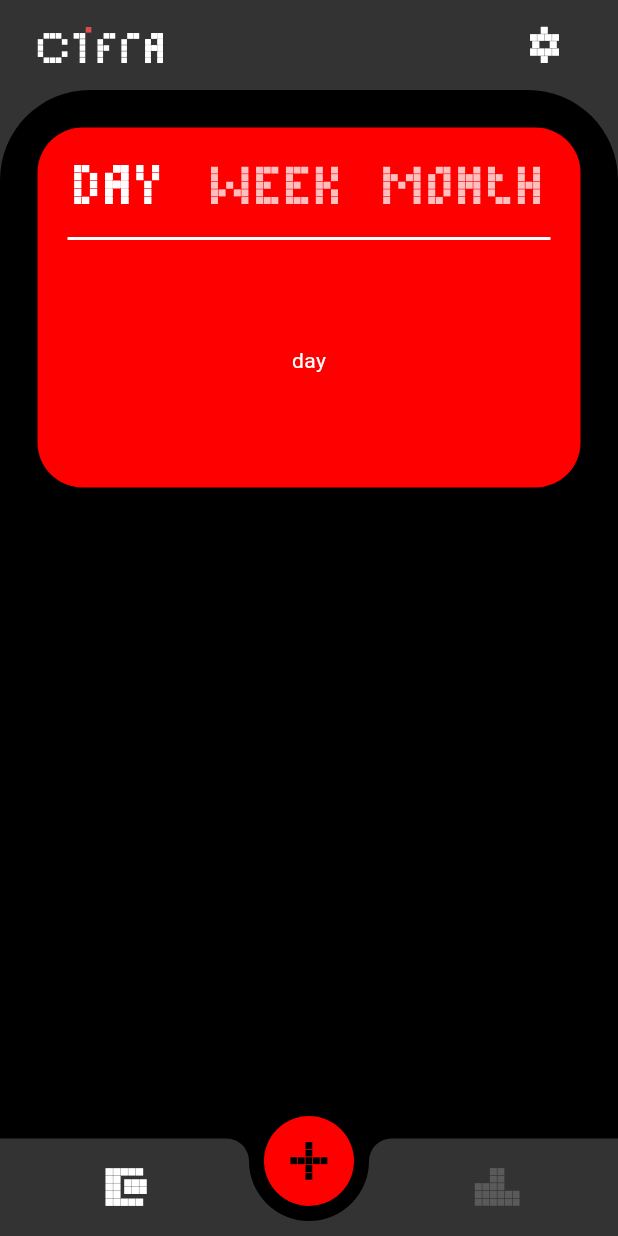
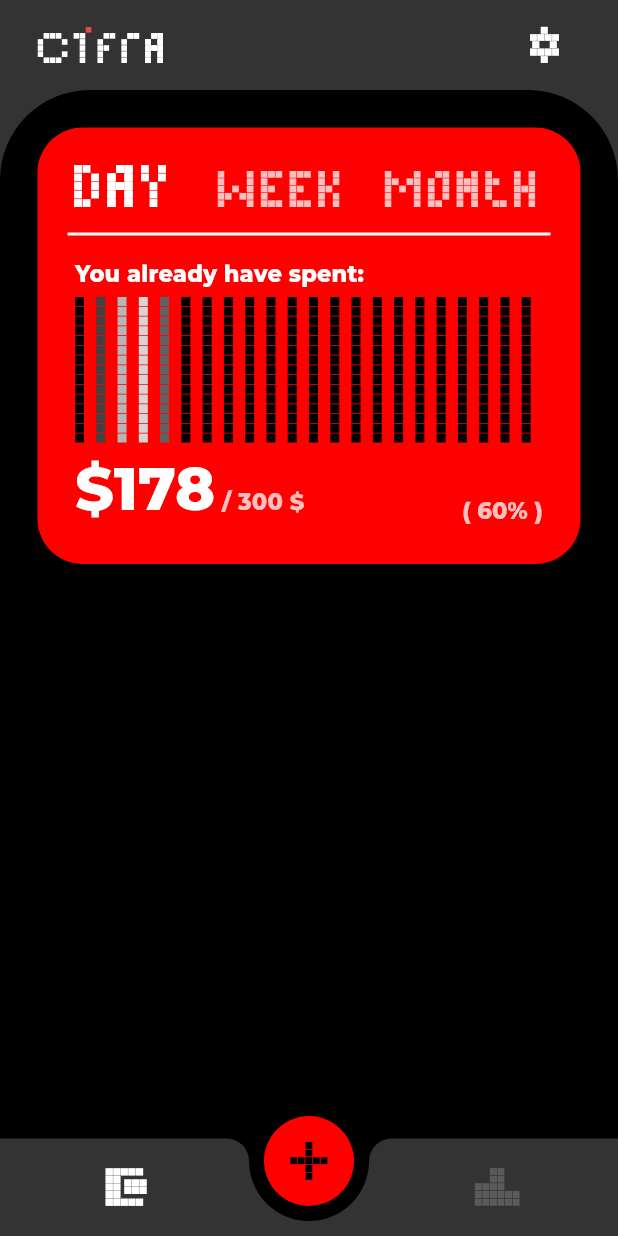
Before and after one commit to Cifra-Accounting/flutter-frontend, a Flutter app: the screen it shows after launch, on a phone screen of 412 x 824 dp. Run offline on Flutter 3.47's test engine with Material 3 defaults, Android fonts, the phone set to English and light mode, and no system bars; our stand-ins replace flutter_svg.

Commit message:
feature: implemented WalletView Spendings Card , transitioned to Flutter 3.27

```diff
--- a/lib/common/constants/numeric_constants.dart
+++ b/lib/common/constants/numeric_constants.dart
@@ -1,4 +1,7 @@
 abstract interface class NumericConstants {
+  static const double pixelSize = 6;
+  static const double pixelSpacerSize = pixelSize / 12;
+
   static const double appBarHeight = 60;
 
   static const double navBarHeight = 65;
@@ -12,7 +15,8 @@ abstract interface class NumericConstants {
   static const double cardVerticalPadding = 25;
   static const double cardBorderRadius = 30;
 
-  static const double periodSelectorHeight = 30;
+  static const double periodSelectorHeight =
+      5 * pixelSize + 4 * pixelSpacerSize;
 
   static const double horizontalPadding = 25;
   static const double topPadding = 25;
--- a/lib/common/theme/theme.dart
+++ b/lib/common/theme/theme.dart
@@ -16,7 +16,7 @@ ThemeData theme = ThemeData(
     titleLarge: TextStyle(
       fontFamily: "Montserrat",
       fontSize: 40,
-      fontWeight: FontWeight.w500,
+      fontWeight: FontWeight.w800,
       color: Color(0xFFFFFFFF),
     ),
     titleSmall: TextStyle(
--- a/lib/common/ui/c1fra_nav_bar.dart
+++ b/lib/common/ui/c1fra_nav_bar.dart
@@ -69,7 +69,7 @@ class C1fraNavigationBar extends StatelessWidget {
 
     return AnnotatedRegion<SystemUiOverlayStyle>(
       value: SystemUiOverlayStyle(
-        systemNavigationBarColor: colorScheme.secondary.withOpacity(0.8),
+        systemNavigationBarColor: colorScheme.secondary.withValues(alpha: 0.8),
       ),
       child: Stack(
         alignment: Alignment.bottomCenter,
@@ -79,7 +79,7 @@ class C1fraNavigationBar extends StatelessWidget {
             decoration: BoxDecoration(
               gradient: LinearGradient(
                 colors: <Color>[
-                  Colors.black.withOpacity(0.7),
+                  Colors.black.withValues(alpha: 0.7),
                   Colors.transparent
                 ],
                 begin: Alignment.bottomCenter,
--- /dev/null
+++ b/lib/common/ui/utils/animated_svg_picture.dart
@@ -0,0 +1,88 @@
+import 'package:flutter/material.dart';
+
+import 'package:flutter_svg/svg.dart';
+
+class AnimatedSvgPicture extends StatefulWidget {
+  const AnimatedSvgPicture(
+    this.asset, {
+    super.key,
+    required this.duration,
+    required this.height,
+    required this.color,
+  });
+
+  final String asset;
+
+  final Duration duration;
+  final Color color;
+  final double height;
+
+  @override
+  State<AnimatedSvgPicture> createState() => _AnimatedSvgPictureState();
+}
+
+class _AnimatedSvgPictureState extends State<AnimatedSvgPicture>
+    with SingleTickerProviderStateMixin {
+  late final AnimationController _controller;
+  late final Animation<double> _animation;
+
+  late Animatable<double> _heightTween = Tween<double>(
+    begin: widget.height,
+    end: widget.height,
+  );
+
+  @override
+  void initState() {
+    super.initState();
+
+    _controller = AnimationController(
+      vsync: this,
+      duration: widget.duration,
+    );
+
+    _animation = _controller.drive(
+      Tween(begin: 0.0, end: 1.0).chain(
+        CurveTween(
+          curve: Curves.easeIn,
+        ),
+      ),
+    );
+  }
+
+  @override
+  void didUpdateWidget(covariant AnimatedSvgPicture oldWidget) {
+    _heightTween = Tween<double>(
+      begin: oldWidget.height,
+      end: widget.height,
+    );
+
+    _controller.forward().then((_) {
+      _heightTween = Tween<double>(
+        begin: widget.height,
+        end: widget.height,
+      );
+
+      _controller.reset();
+    });
+
+    super.didUpdateWidget(oldWidget);
+  }
+
+  @override
+  void dispose() {
+    _controller.dispose();
+
+    super.dispose();
+  }
+
+  @override
+  Widget build(BuildContext context) => AnimatedBuilder(
+        animation: _animation,
+        builder: (context, child) => SvgPicture.asset(
+          widget.asset,
+          height: _heightTween.evaluate(_animation),
+          colorFilter: ColorFilter.mode(widget.color, BlendMode.srcIn),
+          fit: BoxFit.fitHeight,
+        ),
+      );
+}
--- a/lib/common/ui/utils/blank_spacer.dart
+++ b/lib/common/ui/utils/blank_spacer.dart
@@ -1,11 +1,12 @@
+import 'package:flutter/material.dart';
+
 import 'package:cifra_app/common/constants/numeric_constants.dart';
-import 'package:flutter/material.dart';
 
 class BlankSpacer extends StatelessWidget {
   const BlankSpacer({
     super.key,
     this.multiplier = 1.0,
-    this.vertical = false,
+    this.vertical = true,
   });
 
   final double multiplier;
--- a/lib/features/wallet/views/wallet_view.dart
+++ b/lib/features/wallet/views/wallet_view.dart
@@ -1,6 +1,9 @@
+import 'package:flutter/material.dart';
+import 'package:flutter/rendering.dart';
+import 'package:flutter/scheduler.dart';
+
 import 'package:cifra_app/common/constants/numeric_constants.dart';
-import 'package:flutter/material.dart';
-import 'package:flutter_svg/flutter_svg.dart';
+import 'package:cifra_app/features/wallet/widgets/period_selector.dart';
 
 class WalletView extends StatelessWidget {
   const WalletView({super.key});
@@ -43,6 +46,7 @@ class SpendingsCard extends StatefulWidget {
 class _SpendingsCardState extends State<SpendingsCard>
     with TickerProviderStateMixin {
   late final TabController _tabController;
+  late double _viewPortHeight;
 
   final List<Periods> _periods = const <Periods>[
     Periods.day,
@@ -57,12 +61,23 @@ class _SpendingsCardState extends State<SpendingsCard>
     _tabController = TabController(
       vsync: this,
       length: _periods.length,
-      animationDuration: const Duration(
-        milliseconds: 100,
-      ),
+      animationDuration: const Duration(),
     );
 
     _tabController.addListener(_tabListener);
+  }
+
+  @override
+  void didChangeDependencies() {
+    final TextTheme textTheme = Theme.of(context).textTheme;
+
+    _viewPortHeight = 15.0 * NumericConstants.pixelSize +
+        14.0 * NumericConstants.pixelSpacerSize +
+        5.0 * 2.0 +
+        _textSize("You have already spent", textTheme.titleSmall!).height +
+        _textSize("\$0", textTheme.titleLarge!).height;
+
+    super.didChangeDependencies();
   }
 
   @override
@@ -78,6 +93,15 @@ class _SpendingsCardState extends State<SpendingsCard>
     widget.onChanged(_periods[_tabController.index]);
   }
 
+  Size _textSize(String text, TextStyle style) {
+    final TextPainter textPainter = TextPainter(
+      text: TextSpan(text: text, style: style),
+      maxLines: 1,
+      textDirection: TextDirection.ltr,
+    )..layout(minWidth: 0, maxWidth: double.infinity);
+    return textPainter.size;
+  }
+
   @override
   Widget build(BuildContext context) {
     final ThemeData theme = Theme.of(context);
@@ -91,43 +115,92 @@ class _SpendingsCardState extends State<SpendingsCard>
         ),
       ),
       padding: const EdgeInsets.symmetric(
-        horizontal: NumericConstants.cardHorizontalPadding,
         vertical: NumericConstants.cardVerticalPadding,
       ),
       child: Column(
         mainAxisSize: MainAxisSize.min,
         crossAxisAlignment: CrossAxisAlignment.start,
+        spacing: NumericConstants.blankSpacerSize * 1.5,
         children: <Widget>[
+          Padding(
+            padding: const EdgeInsets.symmetric(
+              horizontal: NumericConstants.cardHorizontalPadding,
+            ),
+            child: Column(
+              mainAxisSize: MainAxisSize.min,
+              crossAxisAlignment: CrossAxisAlignment.start,
+              spacing: NumericConstants.blankSpacerSize * 1.5,
+              children: [
                 PeriodSelector(
                   controller: _tabController,
                   periods: _periods,
-          ),
-          const SizedBox(
-            height: 20,
                 ),
                 Divider(
                   height: 0,
                   thickness: 2,
                   color: colorScheme.onPrimary,
                 ),
-          const SizedBox(
-            height: 20,
+              ],
+            ),
           ),
           SizedBox(
-            height: 120,
+            height: _viewPortHeight,
             child: TabBarView(
               controller: _tabController,
               children: _periods
                   .map(
-                    (period) => Container(
-                      padding: const EdgeInsets.all(20),
-                      alignment: Alignment.center,
-                      child: Text(period.name),
+                    (period) => Padding(
+                      padding: const EdgeInsets.symmetric(
+                        horizontal: NumericConstants.horizontalPadding,
+                      ),
+                      child: Column(
+                        crossAxisAlignment: CrossAxisAlignment.start,
+                        spacing: NumericConstants.blankSpacerSize * .5,
+                        children: [
+                          Text(
+                            "You already have spent:",
+                            style: theme.textTheme.titleSmall,
+                          ),
+                          const SpendingsIndicator(),
+                          Row(
+                            mainAxisAlignment: MainAxisAlignment.spaceBetween,
+                            crossAxisAlignment: CrossAxisAlignment.end,
+                            children: [
+                              Text.rich(
+                                overflow: TextOverflow.fade,
+                                TextSpan(
+                                  text: "\$${(widget.spent ?? 178).toInt()}",
+                                  style: theme.textTheme.titleLarge,
+                                  children: [
+                                    TextSpan(
+                                      text:
+                                          " / ${(widget.outOf ?? 300).toInt()} \$  ",
+                                      style:
+                                          theme.textTheme.titleSmall!.copyWith(
+                                        color:
+                                            Colors.white.withValues(alpha: .75),
+                                      ),
+                                    ),
+                                  ],
+                                ),
+                              ),
+                              Text(
+                                (widget.spent != null && widget.outOf != null)
+                                    ? "( ${(widget.spent! / widget.outOf!)}% )"
+                                    : "( 60% )",
+                                style: theme.textTheme.titleSmall!.copyWith(
+                                  color: Colors.white.withValues(alpha: .75),
+                                ),
+                              ),
+                            ],
+                          ),
+                        ],
+                      ),
                     ),
                   )
                   .toList(),
             ),
-          )
+          ),
         ],
       ),
     );
@@ -142,193 +215,159 @@ enum Periods {
 }
 
 @immutable
-class PeriodSelector extends StatefulWidget {
-  const PeriodSelector({
-    super.key,
-    required this.periods,
-    required this.controller,
-  }) : assert(
-          periods.length == controller.length,
-          "List of periods must be equal to the list period screens",
-        );
+class SpendingsIndicator extends LeafRenderObjectWidget {
+  const SpendingsIndicator({super.key, this.percentage})
+      : assert(percentage != null ? percentage >= 0 && percentage <= 1 : true,
+            "Provided percentage doesn't fall into bound of 0 and 1 => percentage: $percentage");
 
-  final List<Periods> periods;
-  final TabController controller;
+  final double? percentage;
 
   @override
-  State<PeriodSelector> createState() => _PeriodSelectorState();
+  RenderObject createRenderObject(BuildContext context) =>
+      SpendingsIndicatorRenderObject(percentage);
+
+  @override
+  void updateRenderObject(
+      BuildContext context, covariant RenderObject renderObject) {
+    final SpendingsIndicatorRenderObject indicatorRenderObject =
+        renderObject as SpendingsIndicatorRenderObject;
+    indicatorRenderObject.percentage = percentage;
+  }
 }
 
-class _PeriodSelectorState extends State<PeriodSelector> {
-  late List<Widget> _effectiveTabs;
+class SpendingsIndicatorRenderObject extends RenderBox
+    implements TickerProvider {
+  SpendingsIndicatorRenderObject(this._percentage);
+
+  Ticker? _ticker;
+  final ColorTween _colorTween =
+      ColorTween(begin: Colors.white, end: Colors.black);
+  late final AnimationController _idleAnimationController;
+
+  double? _percentage;
+
+  set percentage(double? newPercentage) {
+    if (newPercentage == null &&
+        (_idleAnimationController.status != AnimationStatus.forward ||
+            _idleAnimationController.status != AnimationStatus.reverse)) {
+      _idleAnimationController.repeat();
+      _percentage = newPercentage;
+    } else if (newPercentage != null &&
+        (_idleAnimationController.status == AnimationStatus.forward ||
+            _idleAnimationController.status == AnimationStatus.reverse)) {
+      _idleAnimationController.animateTo(1.0).then((_) {
+        _idleAnimationController.stop();
+        _percentage = newPercentage;
+        markNeedsPaint();
+      });
+    } else {
+      _percentage = newPercentage;
+      markNeedsPaint();
+    }
+    markNeedsSemanticsUpdate();
+  }
+
+  late int numOfColumns;
+  late double vertivalColumnSpan;
 
   @override
-  void initState() {
-    super.initState();
+  void attach(PipelineOwner owner) {
+    super.attach(owner);
 
-    _tabListener();
+    _idleAnimationController = AnimationController(
+      vsync: this,
+      duration: const Duration(milliseconds: 2500),
+    );
+    _idleAnimationController
+        .drive(Tween(begin: .0, end: 1.0))
+        .addListener(markNeedsPaint);
 
-    widget.controller.addListener(_tabListener);
+    if (_percentage == null) _idleAnimationController.repeat();
   }
 
   @override
-  void dispose() {
-    widget.controller.removeListener(_tabListener);
+  void detach() {
+    _idleAnimationController.removeListener(markNeedsPaint);
+    _idleAnimationController.dispose();
 
-    super.dispose();
-  }
-
-  void _tabListener() {
-    final int currentIndex = widget.controller.index;
-
-    setState(() {
-      _effectiveTabs = List.generate(
-        widget.controller.length,
-        (int index) => TabSvgPicture(
-          period: widget.periods[index],
-          selected: index == currentIndex,
-        ),
-      );
-    });
+    super.detach();
   }
 
   @override
-  Widget build(BuildContext context) => SizedBox(
-        height: NumericConstants.periodSelectorHeight,
-        child: TabBar.secondary(
-          controller: widget.controller,
-          padding: EdgeInsets.zero,
-          isScrollable: true,
-          enableFeedback: true,
-          tabs: _effectiveTabs,
-          tabAlignment: TabAlignment.start,
-          indicatorSize: TabBarIndicatorSize.label,
-          indicatorColor: Colors.transparent,
-          indicatorPadding: EdgeInsets.zero,
-          indicatorWeight: 4,
-          dividerColor: Colors.transparent,
-          dividerHeight: 0.0,
-          overlayColor: const WidgetStatePropertyAll<Color>(Colors.transparent),
-          labelPadding: const EdgeInsets.only(
-            right: NumericConstants.cardHorizontalPadding * 1.5,
-          ),
-        ),
-      );
+  void performLayout() {
+    final double width = constraints.maxWidth;
+    const double height =
+        15 * NumericConstants.pixelSize + 14 * NumericConstants.pixelSpacerSize;
+
+    numOfColumns = ((width - NumericConstants.pixelSize) /
+                (NumericConstants.pixelSize +
+                    NumericConstants.pixelSpacerSize) /
+                2)
+            .toInt() -
+        1;
+
+    vertivalColumnSpan = width / numOfColumns;
+
+    size = constraints.constrain(Size(width, height));
   }
 
-class TabSvgPicture extends StatelessWidget {
-  const TabSvgPicture({
-    super.key,
-    required this.period,
-    required this.selected,
-  });
+  void paintColumn(PaintingContext context, Offset offset, Paint paint) {
+    for (int i = 0; i < 15; i++) {
+      final Rect rect = (const Offset(
+                      .0,
+                      NumericConstants.pixelSize +
+                          NumericConstants.pixelSpacerSize)
+                  .scale(.0, i.toDouble()) +
+              offset) &
+          const Size.square(NumericConstants.pixelSize);
 
-  final Periods period;
-  final bool selected;
-
-  Color get _effectiveIconColor =>
-      selected ? Colors.white : Colors.white.withOpacity(0.75);
-
-  double get _effectiveIconSize => selected
-      ? NumericConstants.periodSelectorHeight
-      : NumericConstants.iconSize;
-
-  @override
-  Widget build(BuildContext context) => Tab(
-        height: NumericConstants.periodSelectorHeight,
-        child: Align(
-          alignment: Alignment.bottomCenter,
-          child: AnimatedSvgPicture(
-            'assets/${period.name}.svg',
-            color: _effectiveIconColor,
-            height: _effectiveIconSize,
-            duration: const Duration(milliseconds: 100),
-          ),
-        ),
-      );
+      context.canvas.drawRect(rect, paint);
     }
-
-class AnimatedSvgPicture extends StatefulWidget {
-  const AnimatedSvgPicture(
-    this.asset, {
-    super.key,
-    required this.duration,
-    required this.height,
-    required this.color,
-  });
-
-  final String asset;
-
-  final Duration duration;
-  final Color color;
-  final double height;
-
-  @override
-  State<AnimatedSvgPicture> createState() => _AnimatedSvgPictureState();
-}
-
-class _AnimatedSvgPictureState extends State<AnimatedSvgPicture>
-    with SingleTickerProviderStateMixin {
-  late final AnimationController _controller;
-  late final Animation<double> _animation;
-
-  late Animatable<double> _heightTween = Tween<double>(
-    begin: widget.height,
-    end: widget.height,
-  );
-
-  @override
-  void initState() {
-    super.initState();
-
-    _controller = AnimationController(
-      vsync: this,
-      duration: widget.duration,
-    );
-
-    _animation = _controller.drive(
-      Tween(begin: 0.0, end: 1.0).chain(
-        CurveTween(
-          curve: Curves.easeIn,
-        ),
-      ),
-    );
   }
 
   @override
-  void didUpdateWidget(covariant AnimatedSvgPicture oldWidget) {
-    _heightTween = Tween<double>(
-      begin: oldWidget.height,
-      end: widget.height,
+  void paint(PaintingContext context, Offset offset) {
+    final Paint pixelPaint = Paint()
+      ..color = Colors.black
+      ..style = PaintingStyle.fill;
+    final Paint setPixelPaint = Paint()
+      ..color = Colors.white
+      ..style = PaintingStyle.fill;
+
+    if (_percentage case double _) {
+      for (int i = 0; i < numOfColumns; i++) {
+        final Paint effectivePaint =
+            i / numOfColumns > _percentage! ? pixelPaint : setPixelPaint;
+        final Offset effectiveOffset =
+            offset + Offset(vertivalColumnSpan, .0).scale(i.toDouble(), .0);
+
+        paintColumn(
+          context,
+          effectiveOffset,
+          effectivePaint,
         );
+      }
+    } else {
+      for (int i = 0; i < numOfColumns; i++) {
+        final Paint effectivePaint = Paint()
+          ..style = PaintingStyle.fill
+          ..color = _colorTween.lerp(
+              10 * (i / numOfColumns - _idleAnimationController.value).abs())!;
+        final Offset effectiveOffset =
+            offset + Offset(vertivalColumnSpan, .0).scale(i.toDouble(), .0);
 
-    _controller.forward().then((_) {
-      _heightTween = Tween<double>(
-        begin: widget.height,
-        end: widget.height,
+        paintColumn(
+          context,
+          effectiveOffset,
+          effectivePaint,
         );
-
-      _controller.reset();
-    });
-
-    super.didUpdateWidget(oldWidget);
+      }
+    }
   }
 
   @override
-  void dispose() {
-    _controller.dispose();
-
-    super.dispose();
+  Ticker createTicker(TickerCallback onTick) {
+    _ticker ??= Ticker(onTick);
+    return _ticker!;
   }
-
-  @override
-  Widget build(BuildContext context) => AnimatedBuilder(
-        animation: _animation,
-        builder: (context, child) => SvgPicture.asset(
-          widget.asset,
-          height: _heightTween.evaluate(_animation),
-          colorFilter: ColorFilter.mode(widget.color, BlendMode.srcIn),
-          fit: BoxFit.fitHeight,
-        ),
-      );
 }
--- /dev/null
+++ b/lib/features/wallet/widgets/period_selector.dart
@@ -0,0 +1,80 @@
+import 'package:flutter/material.dart';
+
+import 'package:cifra_app/features/wallet/views/wallet_view.dart';
+import 'package:cifra_app/features/wallet/widgets/tab_svg_picture.dart';
+
+import 'package:cifra_app/common/constants/numeric_constants.dart';
+
+class PeriodSelector extends StatefulWidget {
+  const PeriodSelector({
+    super.key,
+    required this.periods,
+    required this.controller,
+  }) : assert(
+          periods.length == controller.length,
+          "List of periods must be equal to the list period screens",
+        );
+
+  final List<Periods> periods;
+  final TabController controller;
+
+  @override
+  State<PeriodSelector> createState() => _PeriodSelectorState();
+}
+
+class _PeriodSelectorState extends State<PeriodSelector> {
+  late List<Widget> _effectiveTabs;
+
+  @override
+  void initState() {
+    super.initState();
+
+    _tabListener();
+
+    widget.controller.addListener(_tabListener);
+  }
+
+  @override
+  void dispose() {
+    widget.controller.removeListener(_tabListener);
+
+    super.dispose();
+  }
+
+  void _tabListener() {
+    final int currentIndex = widget.controller.index;
+
+    setState(() {
+      _effectiveTabs = List.generate(
+        widget.controller.length,
+        (int index) => TabSvgPicture(
+          period: widget.periods[index],
+          selected: index == currentIndex,
+        ),
+      );
+    });
+  }
+
+  @override
+  Widget build(BuildContext context) => SizedBox(
+        height: NumericConstants.periodSelectorHeight,
+        child: TabBar.secondary(
+          controller: widget.controller,
+          padding: EdgeInsets.zero,
+          isScrollable: true,
+          enableFeedback: true,
+          tabs: _effectiveTabs,
+          tabAlignment: TabAlignment.start,
+          indicatorSize: TabBarIndicatorSize.label,
+          indicatorColor: Colors.transparent,
+          indicatorPadding: EdgeInsets.zero,
+          indicatorWeight: 4,
+          dividerColor: Colors.transparent,
+          dividerHeight: 0.0,
+          overlayColor: const WidgetStatePropertyAll<Color>(Colors.transparent),
+          labelPadding: const EdgeInsets.only(
+            right: NumericConstants.cardHorizontalPadding * 1.5,
+          ),
+        ),
+      );
+}
--- /dev/null
+++ b/lib/features/wallet/widgets/tab_svg_picture.dart
@@ -0,0 +1,37 @@
+import 'package:flutter/material.dart';
+
+import 'package:cifra_app/common/constants/numeric_constants.dart';
+import 'package:cifra_app/common/ui/utils/animated_svg_picture.dart';
+import 'package:cifra_app/features/wallet/views/wallet_view.dart';
+
+class TabSvgPicture extends StatelessWidget {
+  const TabSvgPicture({
+    super.key,
+    required this.period,
+    required this.selected,
+  });
+
+  final Periods period;
+  final bool selected;
+
+  Color get _effectiveIconColor =>
+      selected ? Colors.white : Colors.white.withValues(alpha: 0.75);
+
+  double get _effectiveIconSize => selected
+      ? NumericConstants.periodSelectorHeight
+      : NumericConstants.periodSelectorHeight * 0.75;
+
+  @override
+  Widget build(BuildContext context) => Tab(
+        height: NumericConstants.periodSelectorHeight,
+        child: Align(
+          alignment: Alignment.bottomCenter,
+          child: AnimatedSvgPicture(
+            'assets/${period.name}.svg',
+            color: _effectiveIconColor,
+            height: _effectiveIconSize,
+            duration: const Duration(milliseconds: 100),
+          ),
+        ),
+      );
+}
```
Also changed, not shown: pubspec.lock. Lines whose indentation alone changed are shown as unchanged.
